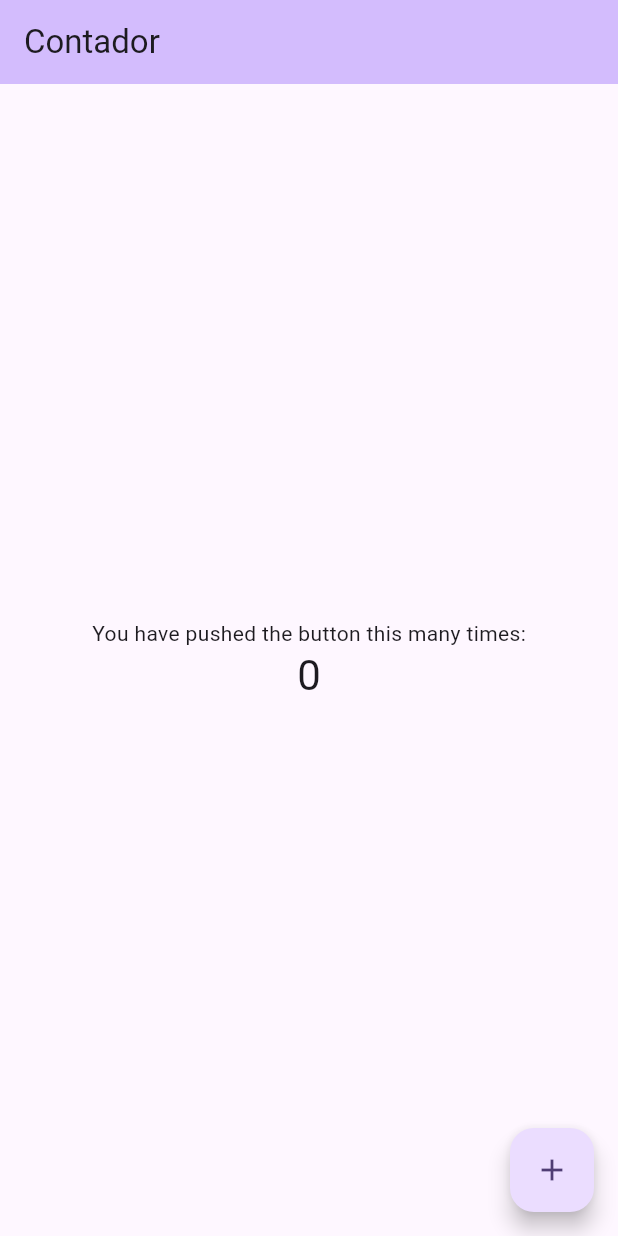
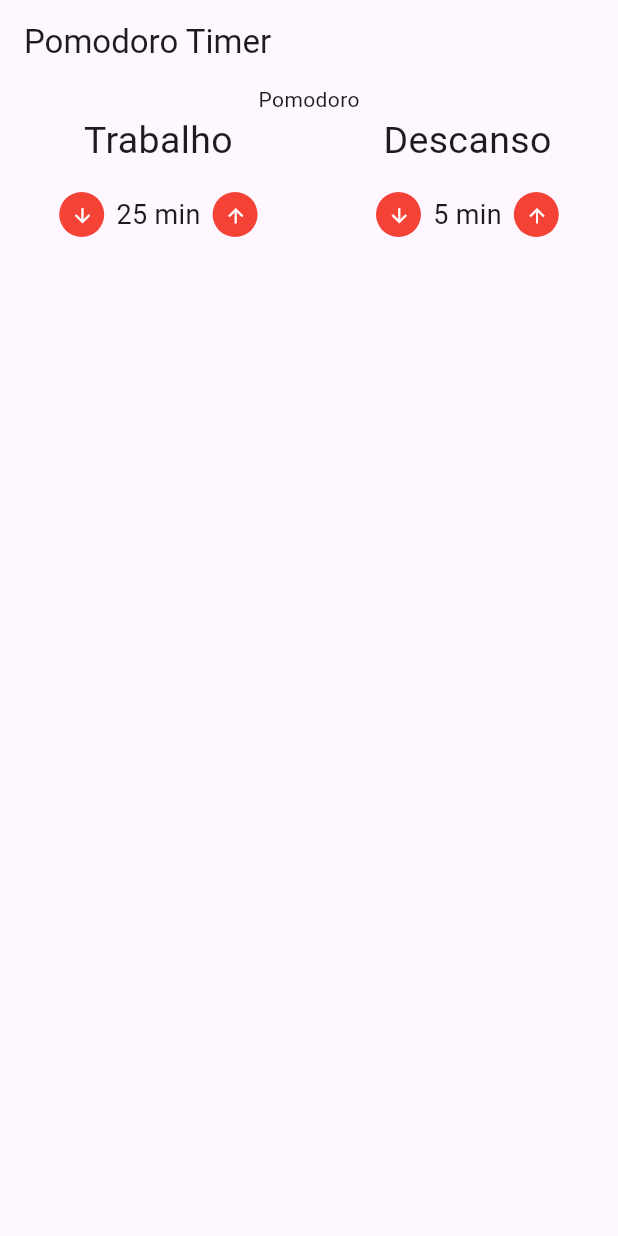
Before and after one commit to FernandoAvellar/PomodoroTimer, a Flutter app: the screen it shows after launch, on a phone screen of 412 x 824 dp. Run offline on Flutter 3.47's test engine with Material 3 defaults, Android fonts, the phone set to English and light mode, and no system bars; our stand-ins replace mobx; generated files the repository leaves out were written again.

Commit message:
add componente entrada de tempo

```diff
--- /dev/null
+++ b/lib/components/entrada_tempo.dart
@@ -0,0 +1,48 @@
+import 'package:flutter/material.dart';
+
+class EntradaTempo extends StatelessWidget {
+  final String titulo;
+  final int valor;
+
+  const EntradaTempo({super.key, required this.titulo, required this.valor});
+
+  @override
+  Widget build(BuildContext context) {
+    return Column(
+      crossAxisAlignment: CrossAxisAlignment.center,
+      children: [
+        Text(titulo, style: const TextStyle(fontSize: 25)),
+        const SizedBox(height: 10),
+        Row(
+          mainAxisAlignment: MainAxisAlignment.center,
+          children: [
+            SizedBox(
+              height: 30,
+              width: 30,
+              child: IconButton(
+                icon: const Icon(Icons.arrow_downward,
+                    color: Colors.white, size: 15),
+                style: IconButton.styleFrom(backgroundColor: Colors.red),
+                onPressed: () {},
+              ),
+            ),
+            Padding(
+              padding: const EdgeInsets.all(8.0),
+              child: Text('$valor min', style: const TextStyle(fontSize: 18)),
+            ),
+            SizedBox(
+              height: 30,
+              width: 30,
+              child: IconButton(
+                icon: const Icon(Icons.arrow_upward,
+                    color: Colors.white, size: 15),
+                style: IconButton.styleFrom(backgroundColor: Colors.red),
+                onPressed: () {},
+              ),
+            ),
+          ],
+        )
+      ],
+    );
+  }
+}
--- a/lib/main.dart
+++ b/lib/main.dart
@@ -1,8 +1,5 @@
 import 'package:flutter/material.dart';
-import 'package:flutter_mobx/flutter_mobx.dart';
-import 'package:timer_pomodoro/store/contador.store.dart';
-
-final store = ContadorStore();
+import 'package:timer_pomodoro/pages/pomodoro.dart';
 
 void main() {
   runApp(const MyApp());
@@ -15,47 +12,13 @@ class MyApp extends StatelessWidget {
   @override
   Widget build(BuildContext context) {
     return MaterialApp(
+      debugShowCheckedModeBanner: false,
       title: 'Flutter Demo',
       theme: ThemeData(
         colorScheme: ColorScheme.fromSeed(seedColor: Colors.deepPurple),
         useMaterial3: true,
       ),
-      home: const MyHomePage(),
+      home: const Pomodoro(),
     );
   }
 }
-
-class MyHomePage extends StatelessWidget {
-  const MyHomePage({super.key});
-
-  @override
-  Widget build(BuildContext context) {
-    return Scaffold(
-      appBar: AppBar(
-        backgroundColor: Theme.of(context).colorScheme.inversePrimary,
-        title: const Text('Contador'),
-      ),
-      body: Center(
-        child: Column(
-          mainAxisAlignment: MainAxisAlignment.center,
-          children: <Widget>[
-            const Text(
-              'You have pushed the button this many times:',
-            ),
-            Observer(
-              builder: (_) => Text(
-                '${store.contador}',
-                style: Theme.of(context).textTheme.headlineMedium,
-              ),
-            )
-          ],
-        ),
-      ),
-      floatingActionButton: FloatingActionButton(
-        onPressed: store.inc,
-        tooltip: 'Increment',
-        child: const Icon(Icons.add),
-      ), // This trailing comma makes auto-formatting nicer for build methods.
-    );
-  }
-}
--- /dev/null
+++ b/lib/pages/pomodoro.dart
@@ -0,0 +1,27 @@
+import 'package:flutter/material.dart';
+import 'package:timer_pomodoro/components/entrada_tempo.dart';
+
+class Pomodoro extends StatelessWidget {
+  const Pomodoro({super.key});
+
+  @override
+  Widget build(BuildContext context) {
+    return Scaffold(
+      appBar: AppBar(
+        title: const Text('Pomodoro Timer'),
+      ),
+      body: const Column(
+        children: [
+          Text('Pomodoro'),
+          Row(
+            mainAxisAlignment: MainAxisAlignment.spaceAround,
+            children: [
+              EntradaTempo(titulo: 'Trabalho', valor: 25),
+              EntradaTempo(titulo: 'Descanso', valor: 5),
+            ],
+          ),
+        ],
+      ),
+    );
+  }
+}
```
